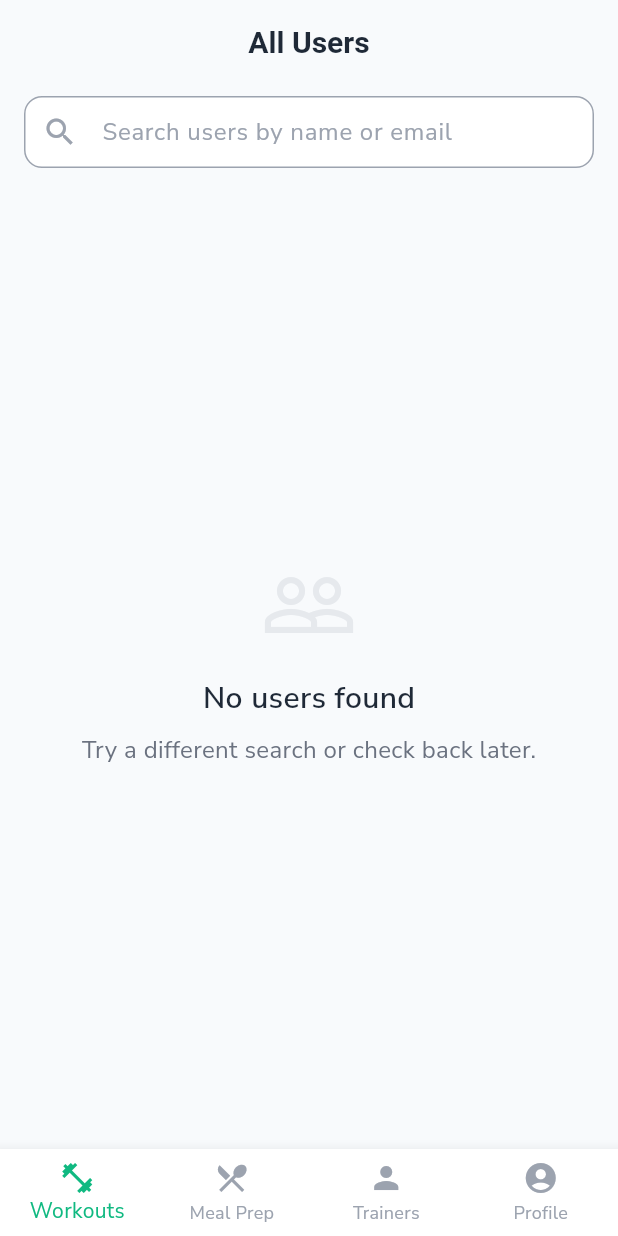
After one commit to mahmoudal99/moctarnutrition, a Flutter app: the AdminUserListScreen screen opened by its route, on a phone screen of 412 x 824 dp. The commit adds this screen. Run offline on Flutter 3.47's test engine with Material 3 defaults, Android fonts, the phone set to English and light mode, and no system bars; our stand-ins replace cached_network_image, cloud_firestore, firebase_auth, firebase_core, firebase_storage, flutter_dotenv and 9 more; accounts and stored records are empty; network calls fail; project files that could hold a hidden picture were left out.

```diff
--- /dev/null
+++ b/lib/features/admin/presentation/screens/admin_user_list_screen.dart
@@ -0,0 +1,328 @@
+import 'package:champions_gym_app/core/constants/app_constants.dart';
+import 'package:champions_gym_app/shared/models/user_model.dart';
+import 'package:flutter/material.dart';
+import 'package:cloud_firestore/cloud_firestore.dart';
+
+class AdminUserListScreen extends StatefulWidget {
+  const AdminUserListScreen({Key? key}) : super(key: key);
+
+  @override
+  State<AdminUserListScreen> createState() => _AdminUserListScreenState();
+}
+
+class _AdminUserListScreenState extends State<AdminUserListScreen> {
+  late Future<List<UserModel>> _usersFuture;
+  String _search = '';
+
+  @override
+  void initState() {
+    super.initState();
+    _usersFuture = _fetchUsers();
+  }
+
+  Future<List<UserModel>> _fetchUsers() async {
+    final snapshot = await FirebaseFirestore.instance.collection('users').get();
+    return snapshot.docs.map((doc) => UserModel.fromJson(doc.data())).toList();
+  }
+
+  @override
+  Widget build(BuildContext context) {
+    return Scaffold(
+      backgroundColor: AppConstants.backgroundColor,
+      appBar: AppBar(
+        title: const Text('All Users'),
+        backgroundColor: AppConstants.backgroundColor,
+        elevation: 0,
+      ),
+      body: Padding(
+        padding: const EdgeInsets.symmetric(horizontal: 16, vertical: 8),
+        child: Column(
+          children: [
+            _buildSearchBar(),
+            const SizedBox(height: 12),
+            Expanded(
+              child: FutureBuilder<List<UserModel>>(
+                future: _usersFuture,
+                builder: (context, snapshot) {
+                  if (snapshot.connectionState == ConnectionState.waiting) {
+                    return _buildLoadingShimmer();
+                  }
+                  if (snapshot.hasError) {
+                    return Center(child: Text('Error: \\${snapshot.error}'));
+                  }
+                  final users = (snapshot.data ?? [])
+                      .where((u) =>
+                          _search.isEmpty ||
+                          (u.name
+                                  ?.toLowerCase()
+                                  .contains(_search.toLowerCase()) ??
+                              false) ||
+                          u.email.toLowerCase().contains(_search.toLowerCase()))
+                      .toList();
+                  if (users.isEmpty) {
+                    return _buildEmptyState();
+                  }
+                  return ListView.separated(
+                    itemCount: users.length,
+                    separatorBuilder: (_, __) => const SizedBox(height: 12),
+                    itemBuilder: (context, index) {
+                      final user = users[index];
+                      return _UserCard(
+                        user: user,
+                        onTap: () {
+                          // TODO: Navigate to user detail screen
+                        },
+                      );
+                    },
+                  );
+                },
+              ),
+            ),
+          ],
+        ),
+      ),
+    );
+  }
+
+  Widget _buildSearchBar() {
+    return TextField(
+      decoration: InputDecoration(
+        hintText: 'Search users by name or email',
+        prefixIcon: const Icon(Icons.search, color: AppConstants.textTertiary),
+        filled: true,
+        fillColor: AppConstants.surfaceColor,
+        contentPadding: const EdgeInsets.symmetric(vertical: 0, horizontal: 16),
+        border: OutlineInputBorder(
+          borderRadius: BorderRadius.circular(AppConstants.radiusM),
+          borderSide: BorderSide.none,
+        ),
+      ),
+      onChanged: (value) => setState(() => _search = value),
+    );
+  }
+
+  Widget _buildLoadingShimmer() {
+    return ListView.separated(
+      itemCount: 6,
+      separatorBuilder: (_, __) => const SizedBox(height: 12),
+      itemBuilder: (context, index) {
+        return Card(
+          elevation: 1,
+          shape: RoundedRectangleBorder(
+            borderRadius: BorderRadius.circular(AppConstants.radiusM),
+          ),
+          child: Padding(
+            padding: const EdgeInsets.all(16),
+            child: Row(
+              children: [
+                Container(
+                  width: 48,
+                  height: 48,
+                  decoration: BoxDecoration(
+                    color: AppConstants.textTertiary.withOpacity(0.1),
+                    borderRadius: BorderRadius.circular(24),
+                  ),
+                ),
+                const SizedBox(width: 16),
+                Expanded(
+                  child: Column(
+                    crossAxisAlignment: CrossAxisAlignment.start,
+                    children: [
+                      Container(
+                        width: 120,
+                        height: 14,
+                        color: AppConstants.textTertiary.withOpacity(0.1),
+                      ),
+                      const SizedBox(height: 8),
+                      Container(
+                        width: 80,
+                        height: 12,
+                        color: AppConstants.textTertiary.withOpacity(0.08),
+                      ),
+                    ],
+                  ),
+                ),
+                const SizedBox(width: 16),
+                Container(
+                  width: 48,
+                  height: 20,
+                  color: AppConstants.textTertiary.withOpacity(0.08),
+                ),
+              ],
+            ),
+          ),
+        );
+      },
+    );
+  }
+
+  Widget _buildEmptyState() {
+    return Center(
+      child: Column(
+        mainAxisAlignment: MainAxisAlignment.center,
+        children: [
+          Icon(Icons.people_outline,
+              size: 64, color: AppConstants.textTertiary.withOpacity(0.2)),
+          const SizedBox(height: 16),
+          Text('No users found', style: AppTextStyles.heading4),
+          const SizedBox(height: 8),
+          Text('Try a different search or check back later.',
+              style: AppTextStyles.bodyMedium
+                  .copyWith(color: AppConstants.textSecondary)),
+        ],
+      ),
+    );
+  }
+}
+
+class _UserCard extends StatelessWidget {
+  final UserModel user;
+  final VoidCallback onTap;
+
+  const _UserCard({required this.user, required this.onTap});
+
+  Color _roleColor(UserRole role) {
+    switch (role) {
+      case UserRole.admin:
+        return AppConstants.primaryColor;
+      case UserRole.trainer:
+        return AppConstants.accentColor;
+      case UserRole.user:
+      default:
+        return AppConstants.textTertiary;
+    }
+  }
+
+  String _roleLabel(UserRole role) {
+    switch (role) {
+      case UserRole.admin:
+        return 'Admin';
+      case UserRole.trainer:
+        return 'Trainer';
+      case UserRole.user:
+      default:
+        return 'User';
+    }
+  }
+
+  Color _subscriptionColor(SubscriptionStatus status) {
+    switch (status) {
+      case SubscriptionStatus.premium:
+        return AppConstants.successColor;
+      case SubscriptionStatus.basic:
+        return AppConstants.secondaryColor;
+      case SubscriptionStatus.cancelled:
+        return AppConstants.errorColor;
+      case SubscriptionStatus.free:
+      default:
+        return AppConstants.textTertiary;
+    }
+  }
+
+  String _subscriptionLabel(SubscriptionStatus status) {
+    switch (status) {
+      case SubscriptionStatus.premium:
+        return 'Premium';
+      case SubscriptionStatus.basic:
+        return 'Basic';
+      case SubscriptionStatus.cancelled:
+        return 'Cancelled';
+      case SubscriptionStatus.free:
+      default:
+        return 'Free';
+    }
+  }
+
+  @override
+  Widget build(BuildContext context) {
+    return Card(
+      elevation: 2,
+      shape: RoundedRectangleBorder(
+        borderRadius: BorderRadius.circular(AppConstants.radiusM),
+      ),
+      child: InkWell(
+        borderRadius: BorderRadius.circular(AppConstants.radiusM),
+        onTap: onTap,
+        child: Padding(
+          padding: const EdgeInsets.all(16),
+          child: Row(
+            children: [
+              user.photoUrl != null
+                  ? CircleAvatar(
+                      backgroundImage: NetworkImage(user.photoUrl!),
+                      radius: 24,
+                    )
+                  : CircleAvatar(
+                      radius: 24,
+                      backgroundColor:
+                          AppConstants.primaryColor.withOpacity(0.08),
+                      child:
+                          Icon(Icons.person, color: AppConstants.primaryColor),
+                    ),
+              const SizedBox(width: 16),
+              Expanded(
+                child: Column(
+                  crossAxisAlignment: CrossAxisAlignment.start,
+                  children: [
+                    Text(
+                      user.name ?? user.email,
+                      style: AppTextStyles.bodyLarge
+                          .copyWith(fontWeight: FontWeight.bold),
+                    ),
+                    const SizedBox(height: 4),
+                    Text(
+                      user.email,
+                      style: AppTextStyles.bodySmall
+                          .copyWith(color: AppConstants.textSecondary),
+                    ),
+                    const SizedBox(height: 8),
+                    Row(
+                      children: [
+                        Container(
+                          padding: const EdgeInsets.symmetric(
+                              horizontal: 8, vertical: 4),
+                          decoration: BoxDecoration(
+                            color: _roleColor(user.role).withOpacity(0.12),
+                            borderRadius: BorderRadius.circular(8),
+                          ),
+                          child: Text(
+                            _roleLabel(user.role),
+                            style: AppTextStyles.caption.copyWith(
+                              color: _roleColor(user.role),
+                              fontWeight: FontWeight.w600,
+                            ),
+                          ),
+                        ),
+                        const SizedBox(width: 8),
+                        Container(
+                          padding: const EdgeInsets.symmetric(
+                              horizontal: 8, vertical: 4),
+                          decoration: BoxDecoration(
+                            color: _subscriptionColor(user.subscriptionStatus)
+                                .withOpacity(0.12),
+                            borderRadius: BorderRadius.circular(8),
+                          ),
+                          child: Text(
+                            _subscriptionLabel(user.subscriptionStatus),
+                            style: AppTextStyles.caption.copyWith(
+                              color:
+                                  _subscriptionColor(user.subscriptionStatus),
+                              fontWeight: FontWeight.w600,
+                            ),
+                          ),
+                        ),
+                      ],
+                    ),
+                  ],
+                ),
+              ),
+              const SizedBox(width: 8),
+              Icon(Icons.arrow_forward_ios,
+                  color: AppConstants.textTertiary, size: 18),
+            ],
+          ),
+        ),
+      ),
+    );
+  }
+}
--- a/lib/main.dart
+++ b/lib/main.dart
@@ -16,6 +16,7 @@ import 'features/checkin/presentation/screens/checkin_screen.dart';
 import 'features/checkin/presentation/screens/checkin_form_screen.dart';
 import 'features/checkin/presentation/screens/checkin_details_screen.dart';
 import 'features/checkin/presentation/screens/checkin_history_screen.dart';
+import 'features/admin/presentation/screens/admin_user_list_screen.dart';
 
 // import 'features/trainers/presentation/screens/trainers_screen.dart';
 // import 'features/workouts/presentation/screens/workouts_screen.dart';
@@ -174,6 +175,10 @@ final GoRouter _router = GoRouter(
           builder: (context, state) => const AdminDashboardScreen(),
         ),
         GoRoute(
+          path: '/admin-users',
+          builder: (context, state) => const AdminUserListScreen(),
+        ),
+        GoRoute(
           path: '/profile',
           builder: (context, state) => const ProfileScreen(),
         ),
--- a/lib/shared/widgets/main_navigation.dart
+++ b/lib/shared/widgets/main_navigation.dart
@@ -1,6 +1,9 @@
 import 'package:flutter/material.dart';
 import 'package:go_router/go_router.dart';
 import '../../core/constants/app_constants.dart';
+import 'package:provider/provider.dart';
+import '../providers/user_provider.dart';
+import '../models/user_model.dart';
 
 class MainNavigation extends StatefulWidget {
   final Widget child;
@@ -17,7 +20,8 @@ class MainNavigation extends StatefulWidget {
 class _MainNavigationState extends State<MainNavigation> {
   int _currentIndex = 0;
 
-  final List<_NavItem> _items = [
+  List<_NavItem> _buildNavItems(UserModel? user) {
+    final items = [
       _NavItem(
         icon: Icons.fitness_center,
         label: 'Workouts',
@@ -39,43 +43,57 @@ class _MainNavigationState extends State<MainNavigation> {
         route: '/profile',
       ),
     ];
+    if (user != null && user.role == UserRole.admin) {
+      items.add(_NavItem(
+        icon: Icons.admin_panel_settings,
+        label: 'Admin',
+        route: '/admin-users',
+      ));
+    }
+    return items;
+  }
 
   @override
   void didChangeDependencies() {
     super.didChangeDependencies();
     // Set the current index based on the current route
     final location = GoRouter.of(context).routeInformationProvider.value.uri;
-    final idx = _items.indexWhere((item) => location == item.route);
-    if (idx != -1 && idx != _currentIndex) {
-      setState(() {
-        _currentIndex = idx;
-      });
-    }
+    // We'll update _currentIndex in build based on nav items
   }
 
   @override
   Widget build(BuildContext context) {
+    return Consumer<UserProvider>(
+      builder: (context, userProvider, child) {
+        final user = userProvider.user;
+        final items = _buildNavItems(user);
+        // Find the current index based on the current route
+        final location = GoRouter.of(context).routeInformationProvider.value.uri.toString();
+        final idx = items.indexWhere((item) => location == item.route);
+        final currentIndex = idx != -1 ? idx : _currentIndex;
         return Scaffold(
           body: widget.child,
           bottomNavigationBar: BottomNavigationBar(
             type: BottomNavigationBarType.fixed,
-        currentIndex: _currentIndex,
+            currentIndex: currentIndex,
             onTap: (index) {
               setState(() {
                 _currentIndex = index;
               });
-          context.go(_items[index].route);
+              context.go(items[index].route);
             },
             selectedItemColor: AppConstants.primaryColor,
             unselectedItemColor: AppConstants.textTertiary,
             showUnselectedLabels: true,
-        items: _items
+            items: items
                 .map((item) => BottomNavigationBarItem(
                       icon: Icon(item.icon),
                       label: item.label,
                     ))
                 .toList(),
           ),
+        );
+      },
     );
   }
 }
```
Lines whose indentation alone changed are shown as unchanged.
